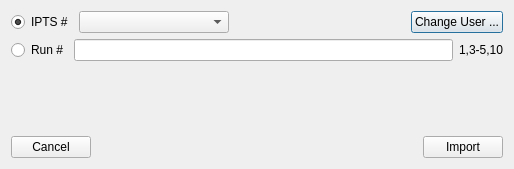
Qt form designer/ui_import_from_database.ui (neutrons/addie) before a commit.
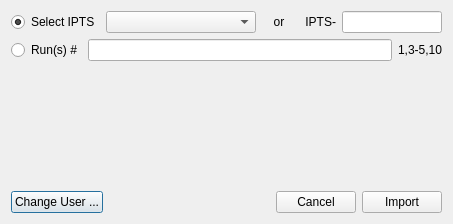
The same form after that commit.

Commit message: Working on adding a manual input of the ipts # in import from database. Improved layout by moving change_user button

What changed in the file:
```diff
--- a/designer/ui_import_from_database.ui
+++ b/designer/ui_import_from_database.ui
@@ -6,8 +6,8 @@
    <rect>
     <x>0</x>
     <y>0</y>
-    <width>514</width>
-    <height>169</height>
+    <width>453</width>
+    <height>224</height>
    </rect>
   </property>
   <property name="windowTitle">
@@ -19,7 +19,7 @@
      <item>
       <widget class="QRadioButton" name="ipts_radio_button">
        <property name="text">
-        <string>IPTS #</string>
+        <string>Select IPTS</string>
        </property>
        <property name="checked">
         <bool>true</bool>
@@ -43,22 +43,38 @@
       </widget>
      </item>
      <item>
-      <spacer name="horizontalSpacer_2">
-       <property name="orientation">
-        <enum>Qt::Horizontal</enum>
+      <widget class="QLabel" name="label">
+       <property name="text">
+        <string>or</string>
        </property>
-       <property name="sizeHint" stdset="0">
-        <size>
-         <width>40</width>
-         <height>20</height>
-        </size>
+       <property name="alignment">
+        <set>Qt::AlignCenter</set>
        </property>
-      </spacer>
+      </widget>
      </item>
      <item>
-      <widget class="QPushButton" name="pushButton">
+      <widget class="QLabel" name="label_3">
        <property name="text">
-        <string>Change User ...</string>
+        <string>IPTS-</string>
+       </property>
+       <property name="alignment">
+        <set>Qt::AlignRight|Qt::AlignTrailing|Qt::AlignVCenter</set>
+       </property>
+      </widget>
+     </item>
+     <item>
+      <widget class="QLineEdit" name="lineEdit">
+       <property name="minimumSize">
+        <size>
+         <width>100</width>
+         <height>0</height>
+        </size>
+       </property>
+       <property name="maximumSize">
+        <size>
+         <width>100</width>
+         <height>16777215</height>
+        </size>
        </property>
       </widget>
      </item>
@@ -69,7 +85,7 @@
      <item>
       <widget class="QRadioButton" name="run_radio_button">
        <property name="text">
-        <string>Run #</string>
+        <string>Run(s) #</string>
        </property>
       </widget>
      </item>
@@ -100,6 +116,26 @@
    </item>
    <item>
     <layout class="QHBoxLayout" name="horizontalLayout_3">
+     <item>
+      <widget class="QPushButton" name="pushButton">
+       <property name="text">
+        <string>Change User ...</string>
+       </property>
+      </widget>
+     </item>
+     <item>
+      <spacer name="horizontalSpacer">
+       <property name="orientation">
+        <enum>Qt::Horizontal</enum>
+       </property>
+       <property name="sizeHint" stdset="0">
+        <size>
+         <width>40</width>
+         <height>20</height>
+        </size>
+       </property>
+      </spacer>
+     </item>
      <item>
       <widget class="QPushButton" name="cancel_button">
        <property name="text">
@@ -107,19 +143,6 @@
        </property>
       </widget>
      </item>
-     <item>
-      <spacer name="horizontalSpacer">
-       <property name="orientation">
-        <enum>Qt::Horizontal</enum>
-       </property>
-       <property name="sizeHint" stdset="0">
-        <size>
-         <width>40</width>
-         <height>20</height>
-        </size>
-       </property>
-      </spacer>
-     </item>
      <item>
       <widget class="QPushButton" name="import_button">
        <property name="text">
```
Left out of the diff: 49 changed lines with no effect on the pictures. The commit also changes 7 other files.
